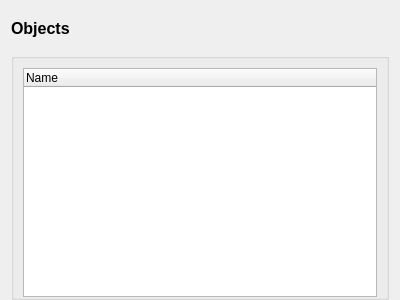
This is src/gui/NamedObjectListingForm.ui in fritzone/ddm as Qt 5 draws it before an edit. The edited form follows.
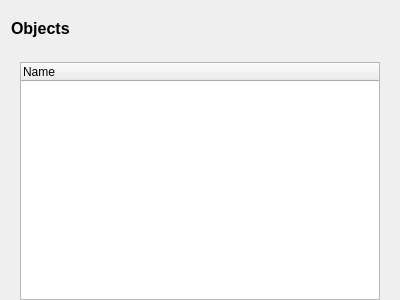
This is the edited form.

The edit to the form file:
```diff
--- a/src/gui/NamedObjectListingForm.ui
+++ b/src/gui/NamedObjectListingForm.ui
@@ -38,13 +38,7 @@
     </widget>
    </item>
    <item>
-    <widget class="QGroupBox" name="groupBox">
-     <property name="title">
-      <string/>
-     </property>
-     <property name="flat">
-      <bool>true</bool>
-     </property>
+    <widget class="QWidget" name="widget" native="true">
      <layout class="QHBoxLayout" name="horizontalLayout">
       <property name="bottomMargin">
        <number>0</number>
```
